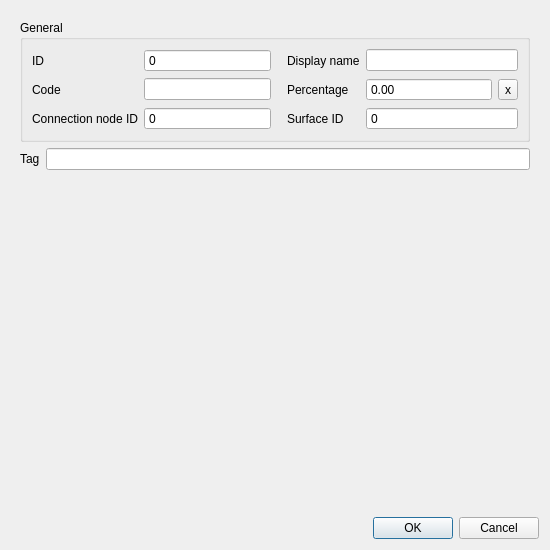
Old version of the form threedi_schematisation_editor/forms/ui/surface_map.ui in the repository nens/threedi-schematisation-editor.
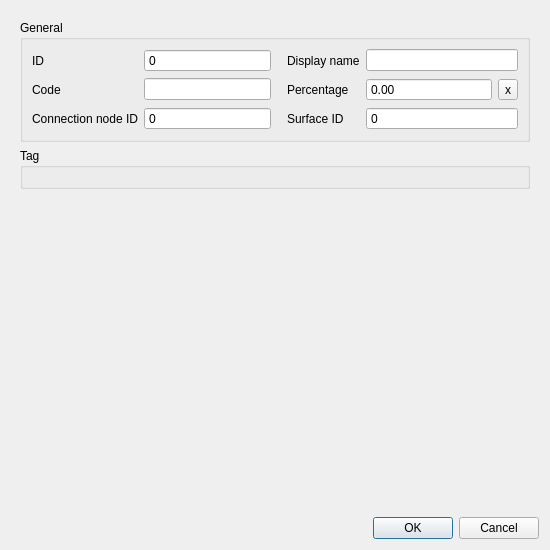
New version of the form.

Commit message: Added edit functionality for the tag references.

```diff
--- a/threedi_schematisation_editor/forms/ui/surface_map.ui
+++ b/threedi_schematisation_editor/forms/ui/surface_map.ui
@@ -42,19 +42,6 @@
        </rect>
       </property>
       <layout class="QGridLayout" name="gridLayout_2">
-       <item row="3" column="0">
-        <spacer name="verticalSpacer">
-         <property name="orientation">
-          <enum>Qt::Vertical</enum>
-         </property>
-         <property name="sizeHint" stdset="0">
-          <size>
-           <width>20</width>
-           <height>40</height>
-          </size>
-         </property>
-        </spacer>
-       </item>
        <item row="0" column="0">
         <widget class="QGroupBox" name="grp_general">
          <property name="enabled">
@@ -308,26 +295,36 @@
          </layout>
         </widget>
        </item>
+       <item row="2" column="0">
+        <spacer name="verticalSpacer">
+         <property name="orientation">
+          <enum>Qt::Vertical</enum>
+         </property>
+         <property name="sizeHint" stdset="0">
+          <size>
+           <width>20</width>
+           <height>40</height>
+          </size>
+         </property>
+        </spacer>
+       </item>
        <item row="1" column="0">
-        <layout class="QHBoxLayout" name="horizontalLayout_2">
-         <property name="bottomMargin">
-          <number>0</number>
+        <widget class="QGroupBox" name="grp_tag">
+         <property name="font">
+          <font>
+           <weight>50</weight>
+           <bold>false</bold>
+          </font>
          </property>
-         <item>
-          <widget class="QLabel" name="label_13">
-           <property name="text">
-            <string>Tag</string>
-           </property>
-          </widget>
-         </item>
-         <item>
-          <widget class="QLineEdit" name="tag_descriptions">
-           <property name="readOnly">
-            <bool>true</bool>
-           </property>
-          </widget>
-         </item>
-        </layout>
+         <property name="title">
+          <string>Tag</string>
+         </property>
+         <layout class="QGridLayout" name="gridLayout_16">
+          <item row="0" column="0" colspan="2">
+           <layout class="QHBoxLayout" name="tags_layout"/>
+          </item>
+         </layout>
+        </widget>
        </item>
       </layout>
      </widget>
```
The commit also changes 25 other files.
